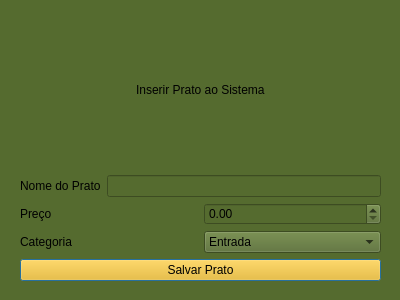
This is telacadastrarprato.ui in jujubsfs/restify3 as Qt 5 draws it before an edit. The edited form follows.
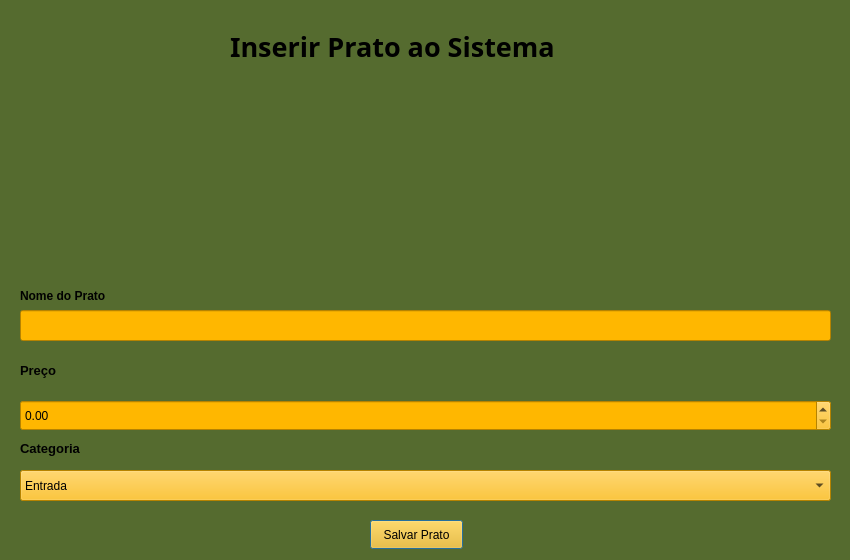
This is the edited form. Icons and pictures are not drawn.

The edit to the form file:
```diff
--- a/telacadastrarprato.ui
+++ b/telacadastrarprato.ui
@@ -6,8 +6,8 @@
    <rect>
     <x>0</x>
     <y>0</y>
-    <width>400</width>
-    <height>300</height>
+    <width>850</width>
+    <height>560</height>
    </rect>
   </property>
   <property name="windowTitle">
@@ -16,92 +16,152 @@
   <property name="styleSheet">
    <string notr="true">background-color: #556B2F</string>
   </property>
-  <widget class="QWidget" name="layoutWidget">
+  <widget class="QLabel" name="label_5">
    <property name="geometry">
     <rect>
-     <x>20</x>
-     <y>10</y>
-     <width>361</width>
-     <height>271</height>
+     <x>210</x>
+     <y>70</y>
+     <width>491</width>
+     <height>201</height>
     </rect>
    </property>
-   <layout class="QVBoxLayout" name="verticalLayout">
-    <item>
-     <layout class="QHBoxLayout" name="horizontalLayout">
-      <item>
-       <spacer name="horizontalSpacer">
-        <property name="orientation">
-         <enum>Qt::Orientation::Horizontal</enum>
-        </property>
-        <property name="sizeHint" stdset="0">
-         <size>
-          <width>40</width>
-          <height>20</height>
-         </size>
-        </property>
-       </spacer>
-      </item>
-      <item>
+   <property name="text">
+    <string/>
+   </property>
+   <property name="pixmap">
+    <pixmap resource="resources.qrc">:/imagem/logotipo-removebg-preview.png</pixmap>
+   </property>
+  </widget>
+  <widget class="QPushButton" name="pushButton">
+   <property name="geometry">
+    <rect>
+     <x>370</x>
+     <y>520</y>
+     <width>93</width>
+     <height>29</height>
+    </rect>
+   </property>
+   <property name="styleSheet">
+    <string notr="true">background-color: rgb(255, 183, 0);</string>
+   </property>
+   <property name="text">
+    <string>Salvar Prato</string>
+   </property>
+  </widget>
        <widget class="QLabel" name="label">
+   <property name="geometry">
+    <rect>
+     <x>230</x>
+     <y>20</y>
+     <width>422</width>
+     <height>52</height>
+    </rect>
+   </property>
+   <property name="font">
+    <font>
+     <family>Segoe Script</family>
+     <pointsize>20</pointsize>
+     <bold>true</bold>
+    </font>
+   </property>
         <property name="text">
          <string>Inserir Prato ao Sistema</string>
         </property>
        </widget>
-      </item>
-      <item>
-       <spacer name="horizontalSpacer_2">
-        <property name="orientation">
-         <enum>Qt::Orientation::Horizontal</enum>
-        </property>
-        <property name="sizeHint" stdset="0">
-         <size>
-          <width>40</width>
-          <height>20</height>
-         </size>
-        </property>
-       </spacer>
-      </item>
-     </layout>
-    </item>
-    <item>
-     <layout class="QHBoxLayout" name="horizontalLayout_2">
-      <item>
-       <widget class="QLabel" name="label_2">
-        <property name="text">
-         <string>Nome do Prato</string>
-        </property>
-       </widget>
-      </item>
-      <item>
-       <widget class="QLineEdit" name="inserir_nome"/>
-      </item>
-     </layout>
-    </item>
-    <item>
-     <layout class="QHBoxLayout" name="horizontalLayout_3">
-      <item>
+  <widget class="QDoubleSpinBox" name="inserir_preco">
+   <property name="geometry">
+    <rect>
+     <x>20</x>
+     <y>400</y>
+     <width>811</width>
+     <height>31</height>
+    </rect>
+   </property>
+   <property name="styleSheet">
+    <string notr="true">background-color: rgb(255, 183, 0);</string>
+   </property>
+  </widget>
        <widget class="QLabel" name="label_3">
+   <property name="geometry">
+    <rect>
+     <x>20</x>
+     <y>360</y>
+     <width>161</width>
+     <height>21</height>
+    </rect>
+   </property>
+   <property name="font">
+    <font>
+     <pointsize>10</pointsize>
+     <bold>true</bold>
+    </font>
+   </property>
         <property name="text">
          <string>Preço</string>
         </property>
        </widget>
-      </item>
-      <item>
-       <widget class="QDoubleSpinBox" name="inserir_preco"/>
-      </item>
-     </layout>
-    </item>
-    <item>
-     <layout class="QHBoxLayout" name="horizontalLayout_4">
-      <item>
+  <widget class="QLabel" name="label_2">
+   <property name="geometry">
+    <rect>
+     <x>20</x>
+     <y>280</y>
+     <width>161</width>
+     <height>31</height>
+    </rect>
+   </property>
+   <property name="font">
+    <font>
+     <bold>true</bold>
+    </font>
+   </property>
+   <property name="text">
+    <string>Nome do Prato</string>
+   </property>
+  </widget>
+  <widget class="QLineEdit" name="inserir_nome">
+   <property name="geometry">
+    <rect>
+     <x>20</x>
+     <y>310</y>
+     <width>811</width>
+     <height>31</height>
+    </rect>
+   </property>
+   <property name="styleSheet">
+    <string notr="true">background-color: rgb(255, 183, 0);</string>
+   </property>
+  </widget>
        <widget class="QLabel" name="label_4">
+   <property name="geometry">
+    <rect>
+     <x>20</x>
+     <y>440</y>
+     <width>161</width>
+     <height>16</height>
+    </rect>
+   </property>
+   <property name="font">
+    <font>
+     <pointsize>10</pointsize>
+     <bold>true</bold>
+    </font>
+   </property>
         <property name="text">
          <string>Categoria</string>
         </property>
        </widget>
-      </item>
-      <item>
        <widget class="QComboBox" name="inserir_categoria">
+   <property name="geometry">
+    <rect>
+     <x>20</x>
+     <y>470</y>
+     <width>811</width>
+     <height>31</height>
+    </rect>
+   </property>
+   <property name="styleSheet">
+    <string notr="true">background-color: rgb(255, 183, 0);</string>
+   </property>
         <item>
          <property name="text">
           <string>Entrada</string>
@@ -123,22 +183,11 @@
          </property>
         </item>
        </widget>
-      </item>
-     </layout>
-    </item>
-    <item>
-     <widget class="QPushButton" name="pushButton">
-      <property name="styleSheet">
-       <string notr="true">background-color: rgb(255, 183, 0);</string>
-      </property>
-      <property name="text">
-       <string>Salvar Prato</string>
-      </property>
-     </widget>
-    </item>
-   </layout>
-  </widget>
- </widget>
- <resources/>
+  <zorder>label_5</zorder>
+  <zorder>layoutWidget</zorder>
+ </widget>
+ <resources>
+  <include location="resources.qrc"/>
+ </resources>
  <connections/>
 </ui>
```
Lines whose indentation alone changed are shown as unchanged.
